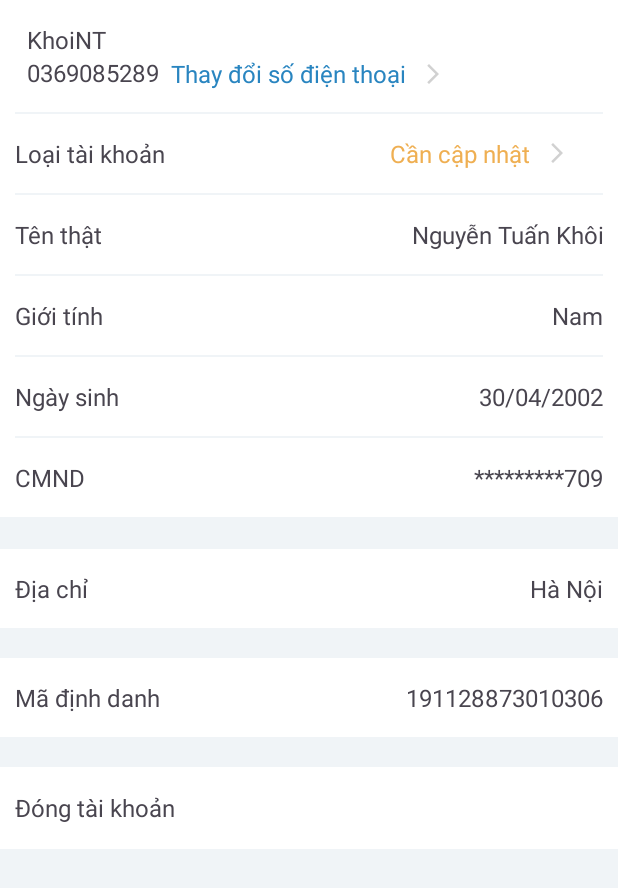
After one commit to tunmhe150840/PRM392_TEAM1_SpaApp, an Android app: the activity_user_profile screen opened directly, with no data from a screen before it, on a phone screen of 412 x 824 dp. The commit adds this screen. Shown: the top 888 px of the screen. Run offline under Robolectric (Android 15) with nearby library versions, the phone set to English and light mode, and no system bars.

Commit message:
create activity user profile
đã tạo xòn layout của user profile

```diff
--- a/app/src/main/AndroidManifest.xml
+++ b/app/src/main/AndroidManifest.xml
@@ -12,6 +12,9 @@
         android:supportsRtl="true"
         android:theme="@style/Theme.PRM392_TEAM1_SpaApp"
         tools:targetApi="31">
+        <activity
+            android:name=".activity_user_profile"
+            android:exported="false" />
         <activity
             android:name=".Home"
             android:exported="true">
--- /dev/null
+++ b/app/src/main/java/com/example/prm392_team1_spaapp/activity_user_profile.java
@@ -0,0 +1,14 @@
+package com.example.prm392_team1_spaapp;
+
+import androidx.appcompat.app.AppCompatActivity;
+
+import android.os.Bundle;
+
+public class activity_user_profile extends AppCompatActivity {
+
+    @Override
+    protected void onCreate(Bundle savedInstanceState) {
+        super.onCreate(savedInstanceState);
+        setContentView(R.layout.activity_user_profile);
+    }
+}
--- /dev/null
+++ b/app/src/main/res/drawable/baseline_arrow_back_ios_24.xml
@@ -0,0 +1,5 @@
+<vector android:autoMirrored="true" android:height="24dp"
+    android:tint="#FFFFFF" android:viewportHeight="24"
+    android:viewportWidth="24" android:width="24dp" xmlns:android="http://schemas.android.com/apk/res/android">
+    <path android:fillColor="@android:color/white" android:pathData="M11.67,3.87L9.9,2.1 0,12l9.9,9.9 1.77,-1.77L3.54,12z"/>
+</vector>
--- /dev/null
+++ b/app/src/main/res/drawable/baseline_arrow_forward_ios_24.xml
@@ -0,0 +1,5 @@
+<vector android:autoMirrored="true" android:height="16dp"
+    android:tint="#D1D1D1" android:viewportHeight="24"
+    android:viewportWidth="24" android:width="16dp" xmlns:android="http://schemas.android.com/apk/res/android">
+    <path android:fillColor="@android:color/white" android:pathData="M6.23,20.23l1.77,1.77l10,-10l-10,-10l-1.77,1.77l8.23,8.23z"/>
+</vector>
--- /dev/null
+++ b/app/src/main/res/layout/activity_user_profile.xml
@@ -0,0 +1,334 @@
+<?xml version="1.0" encoding="utf-8"?>
+<LinearLayout xmlns:android="http://schemas.android.com/apk/res/android"
+    xmlns:app="http://schemas.android.com/apk/res-auto"
+    xmlns:tools="http://schemas.android.com/tools"
+    android:layout_width="match_parent"
+    android:layout_height="match_parent"
+    android:background="#FFFFFF"
+    android:orientation="vertical"
+    tools:context=".activity_user_profile">
+
+<!--    <include layout="@layout/toolbar_activity_user_profile" />-->
+
+    <LinearLayout
+        android:layout_width="match_parent"
+        android:layout_height="wrap_content"
+        android:layout_marginLeft="10dp"
+        android:layout_marginRight="10dp"
+        android:gravity="center_vertical"
+        android:orientation="horizontal"
+        android:paddingTop="15dp"
+        android:paddingBottom="15dp">
+        <LinearLayout
+            android:layout_width="wrap_content"
+            android:layout_height="wrap_content"
+            android:layout_marginLeft="8dp"
+            android:orientation="vertical">
+
+            <TextView
+                android:layout_width="wrap_content"
+                android:layout_height="wrap_content"
+                android:text="KhoiNT"
+                android:textSize="16dp"
+
+                />
+
+            <TextView
+                android:layout_width="wrap_content"
+                android:layout_height="wrap_content"
+                android:text="0369085289"
+                android:textSize="16dp" />
+        </LinearLayout>
+
+
+        <TextView
+            android:layout_width="wrap_content"
+            android:layout_height="wrap_content"
+            android:layout_marginLeft="8dp"
+            android:layout_marginRight="10dp"
+            android:layout_marginTop="12dp"
+            android:text="Thay đổi số điện thoại"
+            android:textColor="#2985c0"
+            android:textSize="16dp" />
+
+        <ImageView
+            android:layout_width="wrap_content"
+            android:layout_height="wrap_content"
+            android:layout_marginTop="12dp"
+            android:src="@drawable/baseline_arrow_forward_ios_24" />
+    </LinearLayout>
+
+    <View
+        android:layout_width="match_parent"
+        android:layout_height="2px"
+        android:background="@color/bg"
+        android:layout_marginLeft="10dp"
+        android:layout_marginRight="10dp"/>
+
+    <LinearLayout
+        android:layout_width="match_parent"
+        android:layout_height="wrap_content"
+        android:layout_marginLeft="10dp"
+        android:layout_marginRight="10dp"
+        android:gravity="center_vertical"
+        android:orientation="horizontal"
+        android:paddingTop="15dp"
+        android:paddingBottom="15dp">
+
+        <TextView
+            android:layout_width="wrap_content"
+            android:layout_height="wrap_content"
+            android:text="Loại tài khoản"
+            android:textSize="16dp" />
+
+        <TextView
+            android:layout_width="wrap_content"
+            android:layout_height="wrap_content"
+            android:layout_marginLeft="150dp"
+            android:layout_marginRight="10dp"
+            android:text="Cần cập nhật"
+            android:textColor="@color/orange"
+            android:textSize="16dp" />
+
+        <ImageView
+            android:layout_width="wrap_content"
+            android:layout_height="wrap_content"
+            android:gravity="right"
+            android:src="@drawable/baseline_arrow_forward_ios_24" />
+    </LinearLayout>
+
+    <View
+        android:layout_width="match_parent"
+        android:layout_height="2px"
+        android:background="@color/bg"
+        android:layout_marginLeft="10dp"
+        android:layout_marginRight="10dp"/>
+
+
+    <LinearLayout
+        android:layout_width="match_parent"
+        android:layout_height="wrap_content"
+        android:layout_marginLeft="10dp"
+        android:layout_marginRight="10dp"
+        android:gravity="center_vertical"
+        android:orientation="horizontal"
+        android:paddingTop="15dp"
+        android:paddingBottom="15dp">
+
+        <TextView
+            android:layout_width="wrap_content"
+            android:layout_height="wrap_content"
+            android:text="Tên thật"
+            android:textSize="16dp" />
+
+        <TextView
+            android:layout_width="match_parent"
+            android:layout_height="wrap_content"
+            android:gravity="right"
+            android:text="Nguyễn Tuấn Khôi"
+            android:textSize="16dp" />
+    </LinearLayout>
+
+    <View
+        android:layout_width="match_parent"
+        android:layout_height="2px"
+        android:background="@color/bg"
+        android:layout_marginLeft="10dp"
+        android:layout_marginRight="10dp"/>
+
+    <LinearLayout
+        android:layout_width="match_parent"
+        android:layout_height="wrap_content"
+        android:layout_marginLeft="10dp"
+        android:layout_marginRight="10dp"
+        android:gravity="center_vertical"
+        android:orientation="horizontal"
+        android:paddingTop="15dp"
+        android:paddingBottom="15dp">
+
+        <TextView
+            android:layout_width="wrap_content"
+            android:layout_height="wrap_content"
+            android:text="Giới tính"
+            android:textSize="16dp" />
+
+        <TextView
+            android:layout_width="match_parent"
+            android:layout_height="wrap_content"
+            android:gravity="right"
+            android:text="Nam"
+            android:textSize="16dp" />
+    </LinearLayout>
+
+    <View
+        android:layout_width="match_parent"
+        android:layout_height="2px"
+        android:background="@color/bg"
+        android:layout_marginLeft="10dp"
+        android:layout_marginRight="10dp"/>
+
+    <LinearLayout
+        android:layout_width="match_parent"
+        android:layout_height="wrap_content"
+        android:layout_marginLeft="10dp"
+        android:layout_marginRight="10dp"
+        android:gravity="center_vertical"
+        android:orientation="horizontal"
+        android:paddingTop="15dp"
+        android:paddingBottom="15dp">
+
+        <TextView
+            android:layout_width="wrap_content"
+            android:layout_height="wrap_content"
+            android:text="Ngày sinh"
+            android:textSize="16dp" />
+
+        <TextView
+            android:layout_width="match_parent"
+            android:layout_height="wrap_content"
+            android:gravity="right"
+            android:text="30/04/2002"
+            android:textSize="16dp" />
+    </LinearLayout>
+
+    <View
+        android:layout_width="match_parent"
+        android:layout_height="2px"
+        android:background="@color/bg"
+        android:layout_marginLeft="10dp"
+        android:layout_marginRight="10dp"/>
+
+    <LinearLayout
+        android:layout_width="match_parent"
+        android:layout_height="wrap_content"
+        android:layout_marginLeft="10dp"
+        android:layout_marginRight="10dp"
+        android:gravity="center_vertical"
+        android:orientation="horizontal"
+        android:paddingTop="15dp"
+        android:paddingBottom="15dp">
+
+        <TextView
+            android:layout_width="wrap_content"
+            android:layout_height="wrap_content"
+            android:text="CMND"
+            android:textSize="16dp" />
+
+        <TextView
+            android:layout_width="match_parent"
+            android:layout_height="wrap_content"
+            android:gravity="right"
+            android:text="*********709"
+            android:textSize="16dp" />
+    </LinearLayout>
+
+    <View
+        android:layout_width="match_parent"
+        android:layout_height="2px"
+        android:background="@color/bg" />
+
+
+    <LinearLayout
+        android:layout_width="match_parent"
+        android:layout_height="wrap_content"
+        android:background="@color/bg"
+        android:orientation="horizontal"
+        android:padding="10dp" />
+
+    <LinearLayout
+        android:layout_width="match_parent"
+        android:layout_height="wrap_content"
+        android:layout_marginLeft="10dp"
+        android:layout_marginRight="10dp"
+        android:gravity="center_vertical"
+        android:orientation="horizontal"
+        android:paddingTop="15dp"
+        android:paddingBottom="15dp">
+
+        <TextView
+            android:layout_width="wrap_content"
+            android:layout_height="wrap_content"
+            android:text="Địa chỉ"
+            android:textSize="16dp" />
+
+        <TextView
+            android:layout_width="match_parent"
+            android:layout_height="wrap_content"
+            android:gravity="right"
+
+            android:text="Hà Nội"
+            android:textSize="16dp" />
+
+
+    </LinearLayout>
+
+    <LinearLayout
+        android:layout_width="match_parent"
+        android:layout_height="wrap_content"
+        android:background="@color/bg"
+        android:orientation="horizontal"
+        android:padding="10dp" />
+
+
+    <LinearLayout
+        android:layout_width="match_parent"
+        android:layout_height="wrap_content"
+        android:layout_marginLeft="10dp"
+        android:layout_marginRight="10dp"
+        android:gravity="center_vertical"
+        android:orientation="horizontal"
+        android:paddingTop="15dp"
+        android:paddingBottom="15dp">
+
+        <TextView
+            android:layout_width="wrap_content"
+            android:layout_height="wrap_content"
+            android:text="Mã định danh"
+            android:textSize="16dp" />
+
+        <TextView
+            android:layout_width="match_parent"
+            android:layout_height="wrap_content"
+            android:gravity="right"
+            android:text="191128873010306"
+            android:textSize="16dp" />
+    </LinearLayout>
+
+    <LinearLayout
+        android:layout_width="match_parent"
+        android:layout_height="wrap_content"
+        android:background="@color/bg"
+        android:orientation="horizontal"
+        android:padding="10dp" />
+
+    <LinearLayout
+        android:layout_width="match_parent"
+        android:layout_height="wrap_content"
+        android:layout_marginLeft="10dp"
+        android:layout_marginRight="10dp"
+        android:gravity="center_vertical"
+        android:orientation="horizontal"
+        android:paddingTop="15dp"
+        android:paddingBottom="15dp">
+
+        <TextView
+            android:layout_width="wrap_content"
+            android:layout_height="wrap_content"
+            android:text="Đóng tài khoản"
+            android:textSize="16dp" />
+
+        <ImageView
+            android:layout_width="wrap_content"
+            android:layout_height="wrap_content"
+            android:layout_marginLeft="250dp"
+            android:gravity="right"
+            android:src="@drawable/baseline_arrow_back_ios_24" />
+    </LinearLayout>
+
+    <View
+        android:layout_width="match_parent"
+        android:layout_height="match_parent"
+        android:background="@color/bg" />
+
+
+</LinearLayout>
--- a/app/src/main/res/values/colors.xml
+++ b/app/src/main/res/values/colors.xml
@@ -5,4 +5,6 @@
     <color name="primary">#7FCD8A</color>
     <color name="gray">#808080</color>
     <color name="gray_light">#CFCECE</color>
+    <color name="bg">#f0f4f7</color>
+    <color name="orange">#efaf52</color>
 </resources>
```
Also changed, not shown: app/src/main/res/drawable/ic_avatar.png (added), 1 other file.
